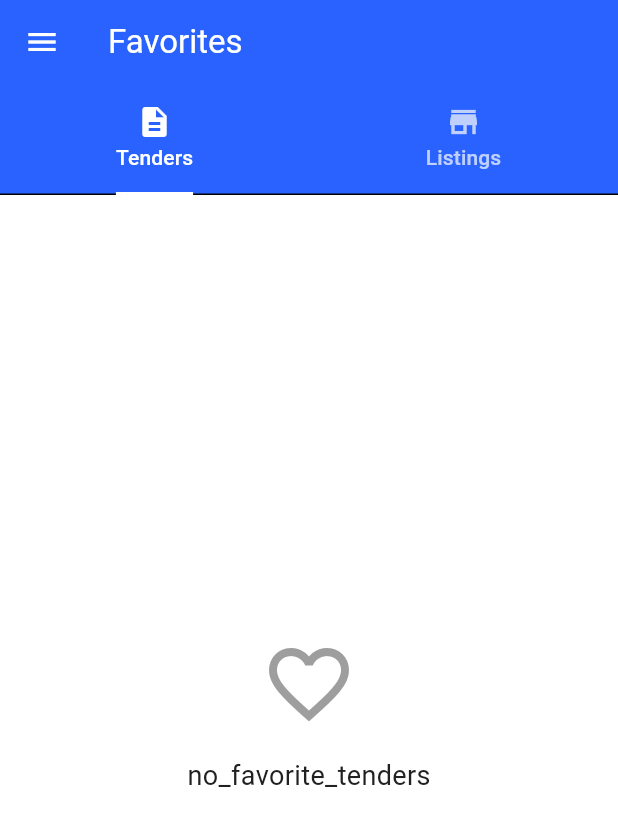
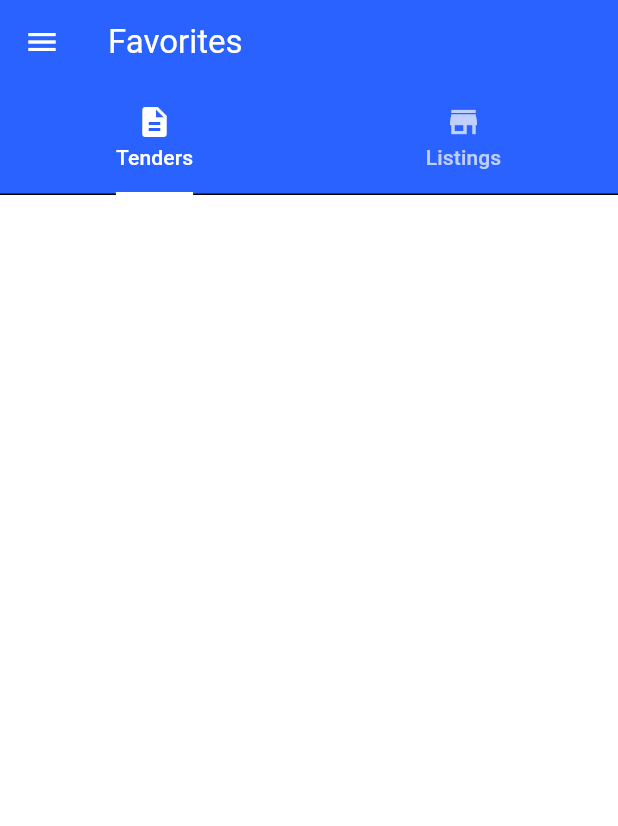
Before and after one commit to kolesnikov12/construction_marketplace_ver1, a Flutter app: the FavoritesScreen screen opened by its route, on a phone screen of 412 x 824 dp. Shown: the top 826 px of the screen. Run offline on Flutter 3.47's test engine with Material 3 defaults, Android fonts, the phone set to English and light mode, and no system bars; our stand-ins replace cloud_firestore, file_picker, firebase_auth, firebase_core, firebase_storage, flutter_typeahead and 4 more; missing offline and left inert: dart:js_interop; accounts and stored records are empty; generated files the repository leaves out were written again.

Commit message:
Favorites

```diff
--- a/lib/screens/favorites/favorites_screen.dart
+++ b/lib/screens/favorites/favorites_screen.dart
@@ -131,19 +131,7 @@ class _FavoritesScreenState extends State<FavoritesScreen> with SingleTickerProv
           children: [
             // Favorite Tenders Tab
             favoriteTenders.isEmpty
-                ? Center(
-              child: Column(
-                mainAxisAlignment: MainAxisAlignment.center,
-                children: [
-                  Icon(Icons.favorite_border, size: 64, color: Colors.grey),
-                  SizedBox(height: 16),
-                  Text(
-                    localization.translate('no_favorite_tenders'),
-                    style: TextStyle(fontSize: 18),
-                  ),
-                ],
-              ),
-            )
+                ? Center()
                 : ListView.builder(
               itemCount: favoriteTenders.length,
               itemBuilder: (ctx, index) {
@@ -156,31 +144,13 @@ class _FavoritesScreenState extends State<FavoritesScreen> with SingleTickerProv
                       arguments: tender.id,
                     );
                   },
-                  trailingBuilder: (BuildContext context) {
-                    return IconButton(
-                      icon: Icon(Icons.favorite, color: Colors.red),
-                      onPressed: () => _toggleFavoriteTender(tender.id),
-                    );
-                  },
                 );
               },
             ),
 
             // Favorite Listings Tab
             favoriteListings.isEmpty
-                ? Center(
-              child: Column(
-                mainAxisAlignment: MainAxisAlignment.center,
-                children: [
-                  Icon(Icons.favorite_border, size: 64, color: Colors.grey),
-                  SizedBox(height: 16),
-                  Text(
-                    localization.translate('no_favorite_listings'),
-                    style: TextStyle(fontSize: 18),
-                  ),
-                ],
-              ),
-            )
+                ? Center()
                 : GridView.builder(
               padding: const EdgeInsets.all(8.0),
               gridDelegate: SliverGridDelegateWithFixedCrossAxisCount(
--- a/lib/screens/listings/listing_detail_screen.dart
+++ b/lib/screens/listings/listing_detail_screen.dart
@@ -246,8 +246,8 @@ class _ListingDetailScreenState extends State<ListingDetailScreen> {
         actions: [
           IconButton(
             icon: Icon(
-              isFavorite ? Icons.favorite : Icons.favorite_border,
-              color: isFavorite ? Colors.red : null,
+              isFavorite ? Icons.star : Icons.star_border,
+              color: isFavorite ? Colors.amber : null,
             ),
             onPressed: _toggleFavorite,
             tooltip: isFavorite
--- a/lib/screens/tenders/tender_detail_screen.dart
+++ b/lib/screens/tenders/tender_detail_screen.dart
@@ -540,8 +540,8 @@ class _TenderDetailScreenState extends State<TenderDetailScreen> {
         actions: [
           IconButton(
             icon: Icon(
-              isFavorite ? Icons.favorite : Icons.favorite_border,
-              color: isFavorite ? Colors.red : null,
+              isFavorite ? Icons.star : Icons.star_border,
+              color: isFavorite ? Colors.amber : null,
             ),
             onPressed: _toggleFavorite,
             tooltip: isFavorite
--- a/lib/widgets/app_drawer.dart
+++ b/lib/widgets/app_drawer.dart
@@ -74,7 +74,7 @@ class AppDrawer extends StatelessWidget {
               },
             ),
             ListTile(
-              leading: Icon(Icons.favorite),
+              leading: Icon(Icons.star),
               title: Text(localization.translate('favorites')),
               onTap: () {
                 Navigator.of(context).pop();
--- a/lib/widgets/listings/listing_grid_item.dart
+++ b/lib/widgets/listings/listing_grid_item.dart
@@ -107,8 +107,8 @@ class ListingGridItem extends StatelessWidget {
                     ),
                     child: IconButton(
                       icon: Icon(
-                        isFavorite ? Icons.favorite : Icons.favorite_border,
-                        color: isFavorite ? Colors.red : Colors.grey,
+                        isFavorite ? Icons.star : Icons.star_border,
+                        color: isFavorite ? Colors.amber : Colors.grey,
                       ),
                       onPressed: () async {
                         try {
--- a/lib/widgets/tenders/tender_list_item.dart
+++ b/lib/widgets/tenders/tender_list_item.dart
@@ -120,10 +120,11 @@ class TenderListItem extends StatelessWidget {
                   Spacer(),
 
                   // Favorite Button
+                  // Favorite Button
                   IconButton(
                     icon: Icon(
-                      isFavorite ? Icons.favorite : Icons.favorite_border,
-                      color: isFavorite ? Colors.red : Colors.grey,
+                      isFavorite ? Icons.star : Icons.star_border,
+                      color: isFavorite ? Colors.amber : Colors.grey,
                       size: 20,
                     ),
                     onPressed: () async {
```
